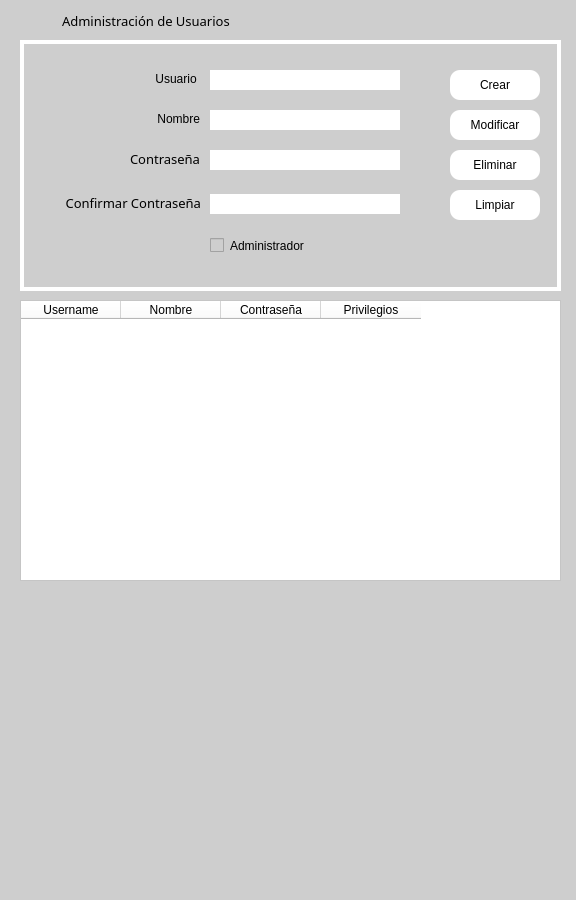
Old version of the form src/002_usuarios.ui in the repository rvqzs/tresPatitos.
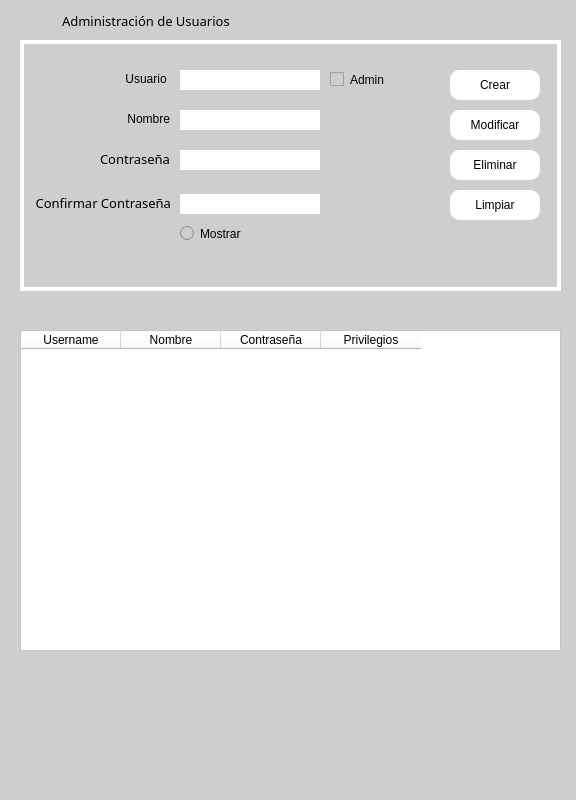
New version of the form. Icons and pictures are not drawn.

Commit message:
Updates design usuarios
Added Mostrar Password button

Patch:
```diff
--- a/src/002_usuarios.ui
+++ b/src/002_usuarios.ui
@@ -7,13 +7,13 @@
     <x>0</x>
     <y>0</y>
     <width>576</width>
-    <height>900</height>
+    <height>800</height>
    </rect>
   </property>
   <property name="minimumSize">
    <size>
     <width>576</width>
-    <height>900</height>
+    <height>800</height>
    </size>
   </property>
   <property name="maximumSize">
@@ -89,9 +89,9 @@
    <property name="geometry">
     <rect>
      <x>20</x>
-     <y>300</y>
+     <y>330</y>
      <width>541</width>
-     <height>281</height>
+     <height>321</height>
     </rect>
    </property>
    <property name="font">
@@ -105,12 +105,30 @@
    <property name="styleSheet">
     <string notr="true">background-color: rgb(255, 255, 255);</string>
    </property>
+   <property name="frameShape">
+    <enum>QFrame::StyledPanel</enum>
+   </property>
+   <property name="frameShadow">
+    <enum>QFrame::Plain</enum>
+   </property>
+   <property name="lineWidth">
+    <number>2</number>
+   </property>
+   <property name="sizeAdjustPolicy">
+    <enum>QAbstractScrollArea::AdjustToContentsOnFirstShow</enum>
+   </property>
    <property name="editTriggers">
     <set>QAbstractItemView::NoEditTriggers</set>
    </property>
    <property name="selectionBehavior">
     <enum>QAbstractItemView::SelectRows</enum>
    </property>
+   <property name="sortingEnabled">
+    <bool>true</bool>
+   </property>
+   <property name="wordWrap">
+    <bool>false</bool>
+   </property>
    <column>
     <property name="text">
      <string>Username</string>
@@ -157,7 +175,7 @@
    <widget class="QLabel" name="labelUsuario">
     <property name="geometry">
      <rect>
-      <x>130</x>
+      <x>100</x>
       <y>30</y>
       <width>50</width>
       <height>17</height>
@@ -177,7 +195,7 @@
    <widget class="QLabel" name="labelNombre">
     <property name="geometry">
      <rect>
-      <x>130</x>
+      <x>100</x>
       <y>70</y>
       <width>50</width>
       <height>17</height>
@@ -197,7 +215,7 @@
    <widget class="QLabel" name="labelPassword">
     <property name="geometry">
      <rect>
-      <x>110</x>
+      <x>80</x>
       <y>110</y>
       <width>69</width>
       <height>17</height>
@@ -229,7 +247,7 @@
    <widget class="QLabel" name="labelPassword_2">
     <property name="geometry">
      <rect>
-      <x>40</x>
+      <x>10</x>
       <y>150</y>
       <width>141</width>
       <height>27</height>
@@ -264,9 +282,9 @@
     </property>
     <property name="geometry">
      <rect>
-      <x>190</x>
+      <x>160</x>
       <y>154</y>
-      <width>190</width>
+      <width>140</width>
       <height>20</height>
      </rect>
     </property>
@@ -277,7 +295,7 @@
      <string/>
     </property>
     <property name="echoMode">
-     <enum>QLineEdit::Normal</enum>
+     <enum>QLineEdit::PasswordEchoOnEdit</enum>
     </property>
    </widget>
    <widget class="QLineEdit" name="txtName">
@@ -286,9 +304,9 @@
     </property>
     <property name="geometry">
      <rect>
-      <x>190</x>
+      <x>160</x>
       <y>70</y>
-      <width>190</width>
+      <width>140</width>
       <height>20</height>
      </rect>
     </property>
@@ -305,9 +323,9 @@
     </property>
     <property name="geometry">
      <rect>
-      <x>190</x>
+      <x>160</x>
       <y>110</y>
-      <width>190</width>
+      <width>140</width>
       <height>20</height>
      </rect>
     </property>
@@ -327,9 +345,9 @@
     </property>
     <property name="geometry">
      <rect>
-      <x>190</x>
+      <x>160</x>
       <y>30</y>
-      <width>190</width>
+      <width>140</width>
       <height>20</height>
      </rect>
     </property>
@@ -346,9 +364,9 @@
     </property>
     <property name="geometry">
      <rect>
-      <x>190</x>
-      <y>190</y>
-      <width>131</width>
+      <x>310</x>
+      <y>24</y>
+      <width>91</width>
       <height>31</height>
      </rect>
     </property>
@@ -357,7 +375,7 @@
 border:none;</string>
     </property>
     <property name="text">
-     <string>Administrador</string>
+     <string>Admin</string>
     </property>
     <property name="icon">
      <iconset>
@@ -373,7 +391,7 @@
    <widget class="QLabel" name="labelUser">
     <property name="geometry">
      <rect>
-      <x>40</x>
+      <x>10</x>
       <y>20</y>
       <width>81</width>
       <height>81</height>
@@ -568,6 +586,30 @@
       <height>20</height>
      </size>
     </property>
+    <property name="shortcut">
+     <string>Ctrl+Del</string>
+    </property>
+   </widget>
+   <widget class="QRadioButton" name="isPassowordVisible">
+    <property name="geometry">
+     <rect>
+      <x>160</x>
+      <y>183</y>
+      <width>91</width>
+      <height>21</height>
+     </rect>
+    </property>
+    <property name="styleSheet">
+     <string notr="true">font: 63 10pt &quot;Segoe UI Semibold&quot;;
+border:none;</string>
+    </property>
+    <property name="text">
+     <string>Mostrar</string>
+    </property>
+    <property name="icon">
+     <iconset>
+      <normaloff>../res/icons8-visible-30.png</normaloff>../res/icons8-visible-30.png</iconset>
+    </property>
    </widget>
   </widget>
   <widget class="QLabel" name="labelHeader">
```
Left out of the diff: 26 changed lines with no effect on the pictures. The commit also changes 2 other files.
